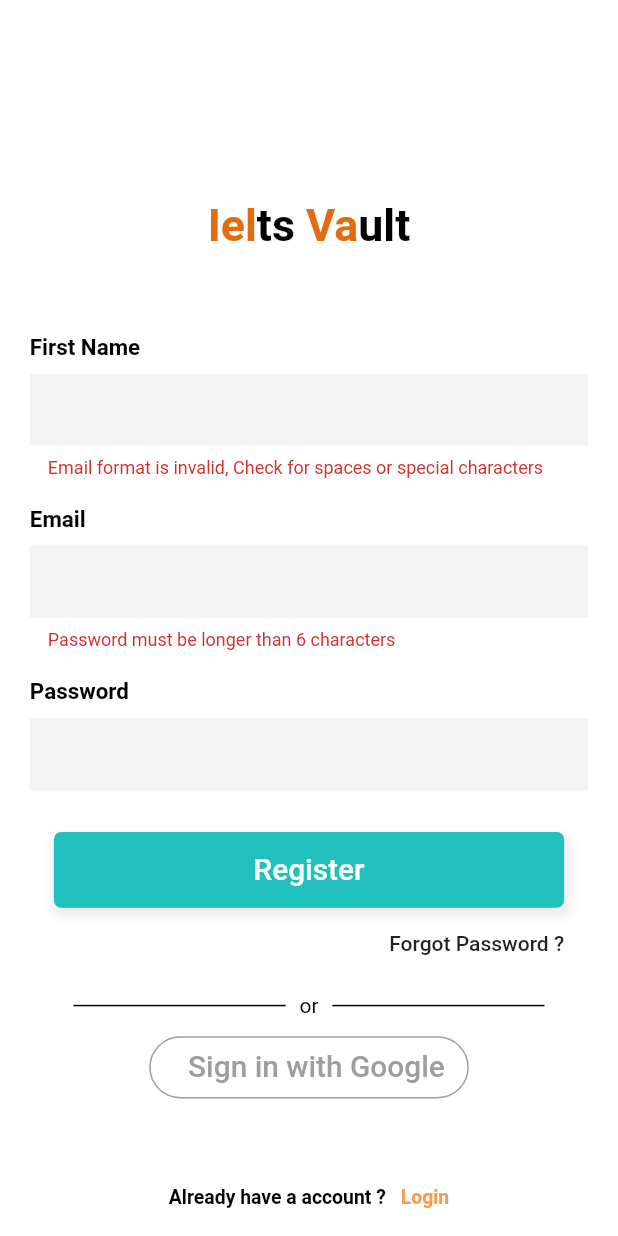
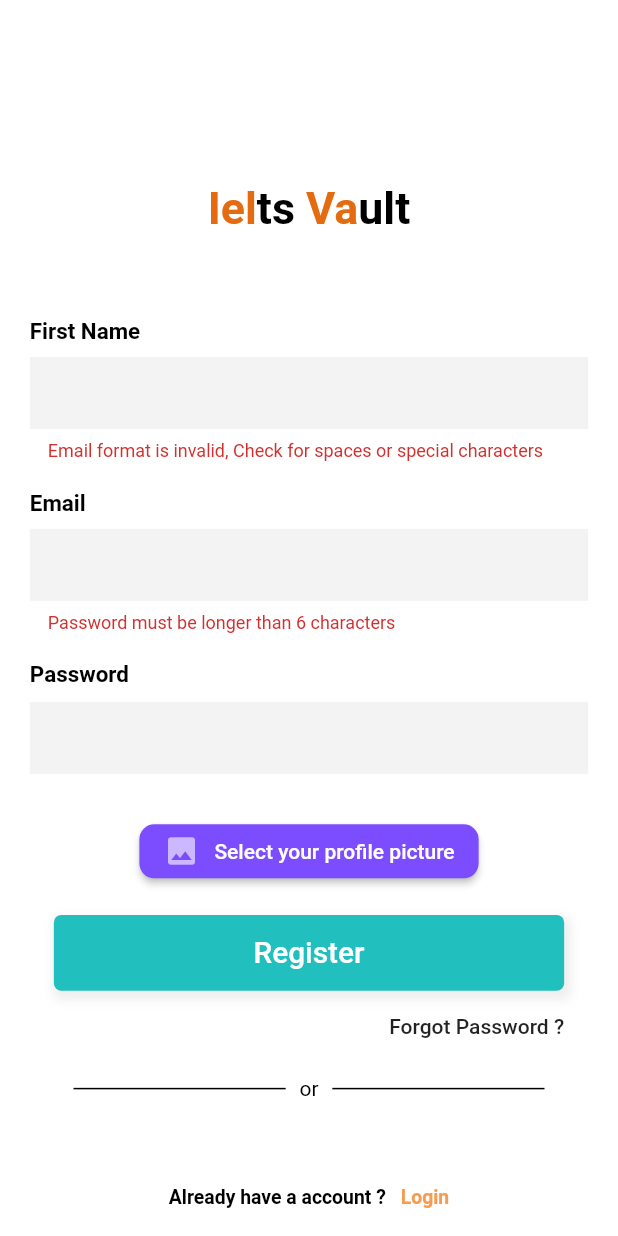
Before and after one commit to nikhilmufc7/Flutter_Forums, a Flutter app: the screen it shows after launch, after a tap on "Login", after a tap on "Register", on a phone screen of 412 x 824 dp. Run offline on Flutter 3.47's test engine with Material 2 defaults, Android fonts, the phone set to English and light mode, and no system bars; our stand-ins replace cloud_firestore, firebase_auth, firebase_storage, flutter_screenutil, google_fonts, google_sign_in and 1 more; accounts and stored records are empty.

Commit message:
added image picker and storing images in firebase storage

```diff
--- a/lib/screens/authentication_screen.dart
+++ b/lib/screens/authentication_screen.dart
@@ -1,8 +1,13 @@
+import 'dart:io';
+
+import 'package:cloud_firestore/cloud_firestore.dart';
 import 'package:firebase_auth/firebase_auth.dart';
+import 'package:firebase_storage/firebase_storage.dart';
 import 'package:flutter/material.dart';
 import 'package:flutter/services.dart';
 import 'package:flutter_chat/screens/chat_screen.dart';
 import 'package:flutter_chat/utils/auth.dart';
+import 'package:flutter_chat/widgets/user_image.dart';
 import 'package:flutter_screenutil/flutter_screenutil.dart';
 
 import 'package:google_fonts/google_fonts.dart';
@@ -30,6 +35,12 @@ class _AuthScreenState extends State<AuthScreen>
   AnimationController _controller;
   Animation<Offset> _slideAnimation;
   Animation<double> _opacityAnimation;
+
+  File _userImageFile;
+
+  void _pickedImage(File image) {
+    _userImageFile = image;
+  }
 
   @override
   void initState() {
@@ -111,6 +122,24 @@ class _AuthScreenState extends State<AuthScreen>
       } else {
         await signUp(emailInputController.text, passwordInputController.text,
             firstNameInputController.text);
+
+        final FirebaseUser user = await FirebaseAuth.instance.currentUser();
+
+        final ref = FirebaseStorage.instance
+            .ref()
+            .child('user_image')
+            .child(user.uid + '.jpg');
+
+        await ref.putFile(_userImageFile).onComplete;
+
+        final url = await ref.getDownloadURL();
+
+        await Firestore.instance
+            .collection('users')
+            .document(user.uid)
+            .updateData({
+          'userImage': url,
+        });
 
         MaterialPageRoute(builder: (context) => ChatScreen());
       }
@@ -280,52 +309,6 @@ class _AuthScreenState extends State<AuthScreen>
     );
   }
 
-  Widget _googleButton() {
-    return OutlineButton(
-      splashColor: Colors.grey,
-      onPressed: () async {
-        try {
-          await signInWithGoogle();
-          FirebaseUser _user = await FirebaseAuth.instance.currentUser();
-          if (_user != null) {
-            MaterialPageRoute(builder: (context) => ChatScreen());
-          } else {
-            setState(() {});
-          }
-        } catch (error) {
-          switch (error.code) {
-            case "sign_in_canceled":
-              errorMessage = "Sign in cancelled";
-              break;
-          }
-        }
-      },
-      shape: RoundedRectangleBorder(borderRadius: BorderRadius.circular(40)),
-      highlightElevation: 0,
-      borderSide: BorderSide(color: Colors.grey),
-      child: Padding(
-        padding: EdgeInsets.fromLTRB(
-            0, ScreenUtil().setHeight(10), 0, ScreenUtil().setHeight(10)),
-        child: Row(
-          mainAxisSize: MainAxisSize.min,
-          mainAxisAlignment: MainAxisAlignment.center,
-          children: <Widget>[
-            Padding(
-              padding: EdgeInsets.only(left: ScreenUtil().setWidth(10)),
-              child: Text(
-                'Sign in with Google',
-                style: TextStyle(
-                  fontSize: ScreenUtil().setSp(20),
-                  color: Colors.grey,
-                ),
-              ),
-            )
-          ],
-        ),
-      ),
-    );
-  }
-
   Widget _divider() {
     return Container(
       margin: EdgeInsets.symmetric(vertical: ScreenUtil().setHeight(10)),
@@ -484,6 +467,10 @@ class _AuthScreenState extends State<AuthScreen>
                       SizedBox(
                         height: ScreenUtil().setHeight(20),
                       ),
+                      if (_authMode == AuthMode.Signup) UserImage(_pickedImage),
+                      SizedBox(
+                        height: ScreenUtil().setHeight(20),
+                      ),
                       _submitButton(),
                       MaterialButton(
                         onPressed: () {},
@@ -497,7 +484,6 @@ class _AuthScreenState extends State<AuthScreen>
                         ),
                       ),
                       _divider(),
-                      _googleButton(),
                       Expanded(
                         flex: 2,
                         child: SizedBox(),
--- a/lib/widgets/message.dart
+++ b/lib/widgets/message.dart
@@ -35,6 +35,8 @@ class MessagesWidget extends StatelessWidget {
                         isMe: chatDocuments[index]['userId'] ==
                             futureSnapshot.data.uid,
                         key: ValueKey(chatDocuments[index].documentID),
+                        firstName: chatDocuments[index]['firstName'],
+                        imageUrl: chatDocuments[index]['userImage'],
                       ));
             },
           );
--- a/lib/widgets/new_message.dart
+++ b/lib/widgets/new_message.dart
@@ -18,10 +18,14 @@ class _NewMessageState extends State<NewMessage> {
     FocusScope.of(context).unfocus();
     _controller.clear();
     final user = await FirebaseAuth.instance.currentUser();
+    final userData =
+        await Firestore.instance.collection('users').document(user.uid).get();
     Firestore.instance.collection('chats').add({
       'text': _newMessage,
       'sentAt': Timestamp.now(),
       'userId': user.uid,
+      'firstName': userData['firstName'],
+      'userImage': userData['userImage'],
     });
   }
 
--- /dev/null
+++ b/lib/widgets/user_image.dart
@@ -0,0 +1,66 @@
+import 'dart:io';
+
+import 'package:flutter/material.dart';
+import 'package:image_picker/image_picker.dart';
+
+class UserImage extends StatefulWidget {
+  UserImage(this.imagePickedFn);
+  final void Function(File pickedImage) imagePickedFn;
+
+  @override
+  _UserImageState createState() => _UserImageState();
+}
+
+class _UserImageState extends State<UserImage> {
+  File _image;
+  final picker = ImagePicker();
+  void _selectImage() async {
+    final pickedFile = await picker.getImage(
+        source: ImageSource.gallery, maxWidth: 150, imageQuality: 50);
+
+    setState(() {
+      _image = File(pickedFile.path);
+    });
+    widget.imagePickedFn(_image);
+  }
+
+  @override
+  Widget build(BuildContext context) {
+    return Row(
+      mainAxisSize: MainAxisSize.min,
+      children: [
+        Visibility(
+          visible: _image != null,
+          child: CircleAvatar(
+            radius: 40,
+            backgroundImage: _image != null ? FileImage(_image) : null,
+          ),
+        ),
+        Visibility(
+          visible: _image != null,
+          child: SizedBox(
+            width: 20,
+          ),
+        ),
+        RaisedButton(
+            shape:
+                RoundedRectangleBorder(borderRadius: BorderRadius.circular(10)),
+            color: Colors.deepPurpleAccent,
+            onPressed: _selectImage,
+            child: Row(
+              children: [
+                Icon(
+                  Icons.image,
+                  color: Colors.white60,
+                ),
+                SizedBox(width: 10),
+                Text(
+                  'Select your profile picture',
+                  style: TextStyle(color: Colors.white),
+                ),
+              ],
+            ))
+      ],
+    );
+  }
+}
--- a/pubspec.yaml
+++ b/pubspec.yaml
@@ -32,6 +32,8 @@ dependencies:
   firebase_auth:
   flutter_screenutil:
   google_fonts:
+  image_picker:
+  firebase_storage:
 
 dev_dependencies:
   flutter_test:
```
Also changed, not shown: lib/utils/auth.dart (+3 -55 lines), lib/widgets/message_bubble.dart (+41 -7 lines), pubspec.lock, 2 other files.
